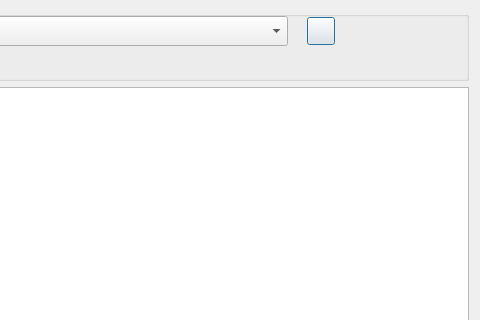
Old version of the form GUI_UIs/ui_dialog_graph.ui in the repository ccbogel/QualCoder; both pictures show x 544 to 1024 and y 0 to 320 of the 1024 by 600 pixel window.
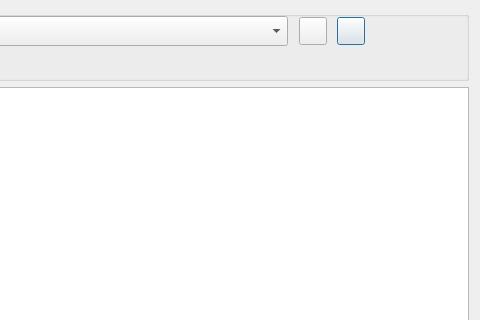
New version of the form.

The edit to the form file:
```diff
--- a/GUI_UIs/ui_dialog_graph.ui
+++ b/GUI_UIs/ui_dialog_graph.ui
@@ -89,7 +89,7 @@
      <widget class="QPushButton" name="pushButton_export">
       <property name="geometry">
        <rect>
-        <x>840</x>
+        <x>870</x>
         <y>6</y>
         <width>28</width>
         <height>28</height>
@@ -115,7 +115,7 @@
      <widget class="QLabel" name="label_zoom">
       <property name="geometry">
        <rect>
-        <x>882</x>
+        <x>910</x>
         <y>7</y>
         <width>28</width>
         <height>28</height>
@@ -128,6 +128,22 @@
        <string/>
       </property>
      </widget>
+     <widget class="QPushButton" name="pushButton_reveal">
+      <property name="geometry">
+       <rect>
+        <x>832</x>
+        <y>6</y>
+        <width>28</width>
+        <height>28</height>
+       </rect>
+      </property>
+      <property name="toolTip">
+       <string>Show hidden items</string>
+      </property>
+      <property name="text">
+       <string/>
+      </property>
+     </widget>
     </widget>
    </item>
    <item row="1" column="0">
```
